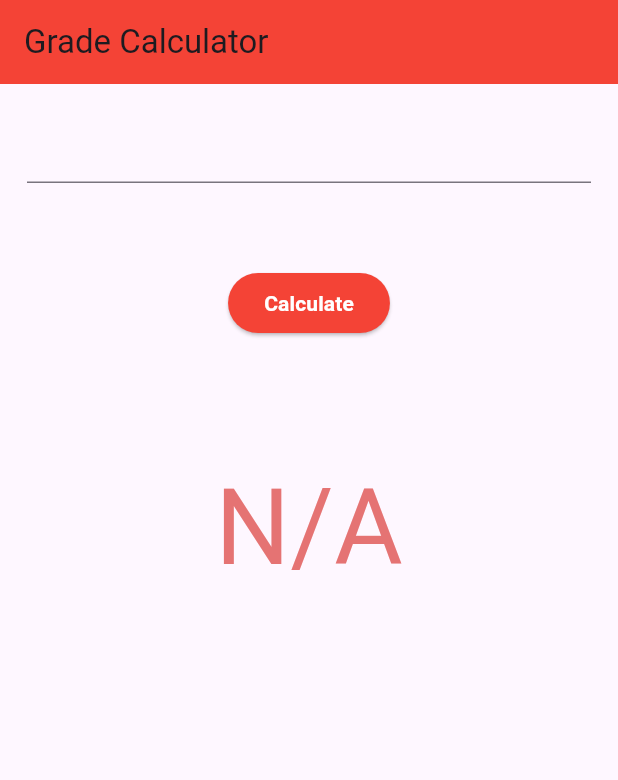
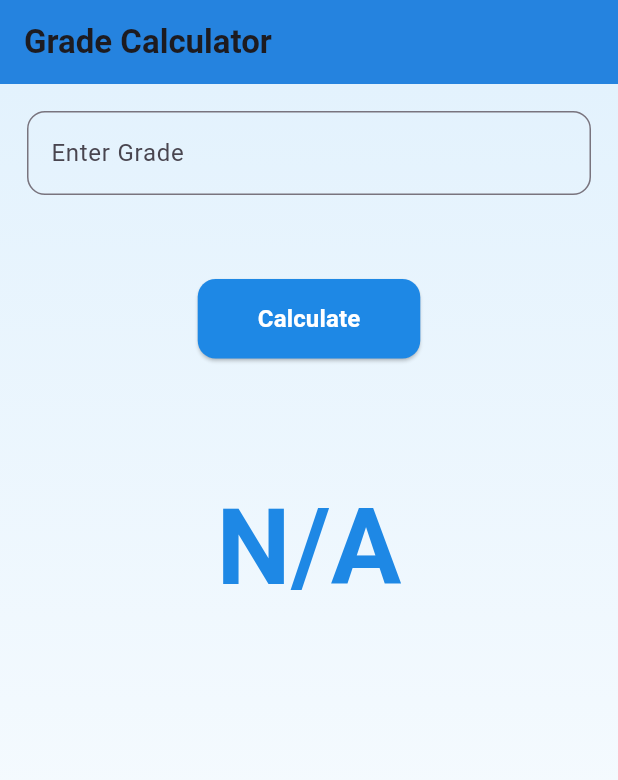
Before and after one commit to dmakwt/unicode_day7_project, a Flutter app: the screen it shows after launch, after a tap on "Calculate", on a phone screen of 412 x 824 dp. Shown: the top 780 px of the screen. Run offline on Flutter 3.47's test engine with Material 3 defaults, Android fonts, the light colour scheme and no system bars; our stand-ins replace flutter_animate.

Commit message:
First commit

```diff
--- a/lib/screens/home_screen.dart
+++ b/lib/screens/home_screen.dart
@@ -1,4 +1,5 @@
 import 'package:flutter/material.dart';
+import 'package:flutter_grade_calcualtor/screens/result_screen.dart';
 
 class HomeScreen extends StatefulWidget {
   const HomeScreen({super.key});
@@ -27,54 +28,92 @@ class _HomeScreenState extends State<HomeScreen> {
     }
 
     print(result);
-    setState(() {});
+    Navigator.push(
+        context,
+        MaterialPageRoute(
+          builder: (context) => ResultScreen(
+            result: result,
+          ),
+        ));
   }
 
   @override
   Widget build(BuildContext context) {
     return Scaffold(
       appBar: AppBar(
-        backgroundColor: Colors.red,
-        title: Text('Grade Calculator'),
+        backgroundColor: Colors.blue.shade600,
+        elevation: 4,
+        title: const Text(
+          'Grade Calculator',
+          style: TextStyle(fontWeight: FontWeight.bold),
         ),
-      body: Column(
+      ),
+      body: Container(
+        decoration: BoxDecoration(
+          gradient: LinearGradient(
+            begin: Alignment.topCenter,
+            end: Alignment.bottomCenter,
+            colors: [Colors.blue.shade50, Colors.white],
+          ),
+        ),
+        child: Column(
           children: [
             Padding(
               padding: const EdgeInsets.all(18.0),
               child: TextField(
                 controller: gradeController,
                 keyboardType: TextInputType.number,
+                decoration: InputDecoration(
+                  labelText: 'Enter Grade',
+                  border: OutlineInputBorder(
+                    borderRadius: BorderRadius.circular(12),
+                  ),
+                  focusedBorder: OutlineInputBorder(
+                    borderRadius: BorderRadius.circular(12),
+                    borderSide:
+                        BorderSide(color: Colors.blue.shade600, width: 2),
+                  ),
+                ),
               ),
             ),
             Padding(
               padding: const EdgeInsets.all(38.0),
               child: ElevatedButton(
-              style: ButtonStyle(
-                  backgroundColor: WidgetStateProperty.all(Colors.red)),
+                style: ElevatedButton.styleFrom(
+                  backgroundColor: Colors.blue.shade600,
+                  padding:
+                      const EdgeInsets.symmetric(horizontal: 40, vertical: 15),
+                  shape: RoundedRectangleBorder(
+                    borderRadius: BorderRadius.circular(12),
+                  ),
+                ),
                 onPressed: () {
                   calculate();
                 },
-              child: Text(
+                child: const Text(
                   "Calculate",
                   style: TextStyle(
                     color: Colors.white,
                     fontWeight: FontWeight.bold,
+                    fontSize: 16,
                   ),
                 ),
               ),
             ),
             Container(
-            padding: EdgeInsets.all(38),
+              padding: const EdgeInsets.all(38),
               child: Text(
                 result,
                 style: TextStyle(
                   fontSize: 70,
-                color: Colors.red.shade300,
+                  color: Colors.blue.shade600,
+                  fontWeight: FontWeight.bold,
                 ),
               ),
             )
           ],
         ),
+      ),
     );
   }
 }
--- a/pubspec.yaml
+++ b/pubspec.yaml
@@ -35,6 +35,7 @@ dependencies:
   # The following adds the Cupertino Icons font to your application.
   # Use with the CupertinoIcons class for iOS style icons.
   cupertino_icons: ^1.0.8
+  flutter_animate: ^4.5.0
 
 dev_dependencies:
   flutter_test:
```
Also changed, not shown: lib/screens/result_screen.dart (added, +32 -0 lines), pubspec.lock. Lines whose indentation alone changed are shown as unchanged.
